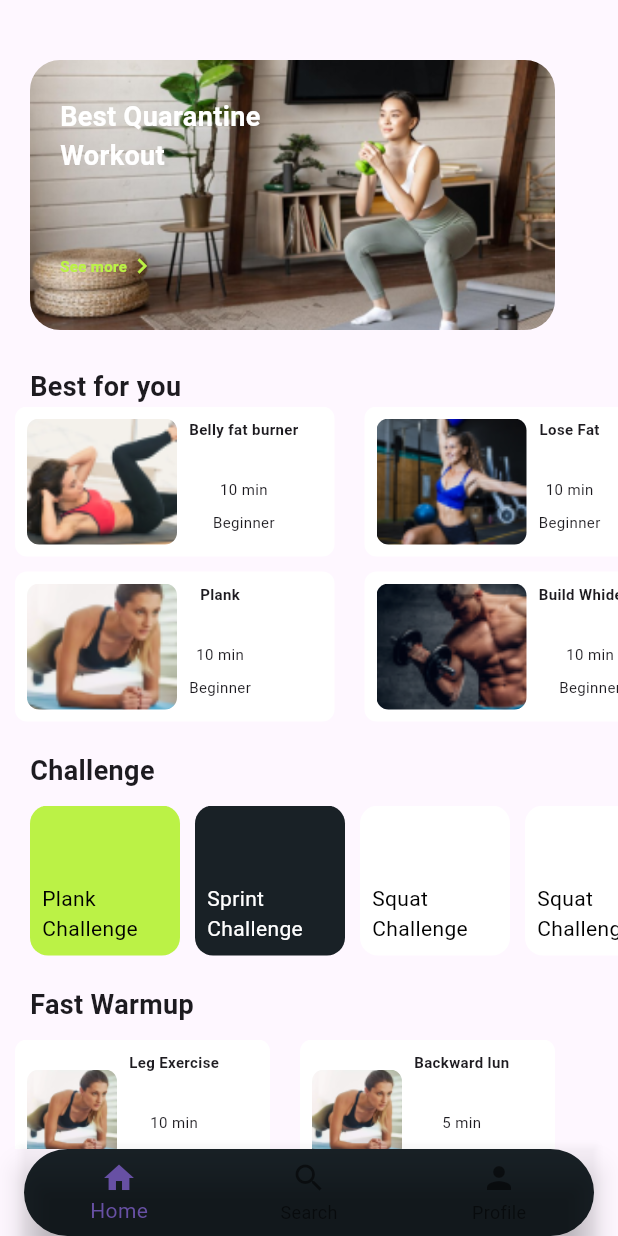
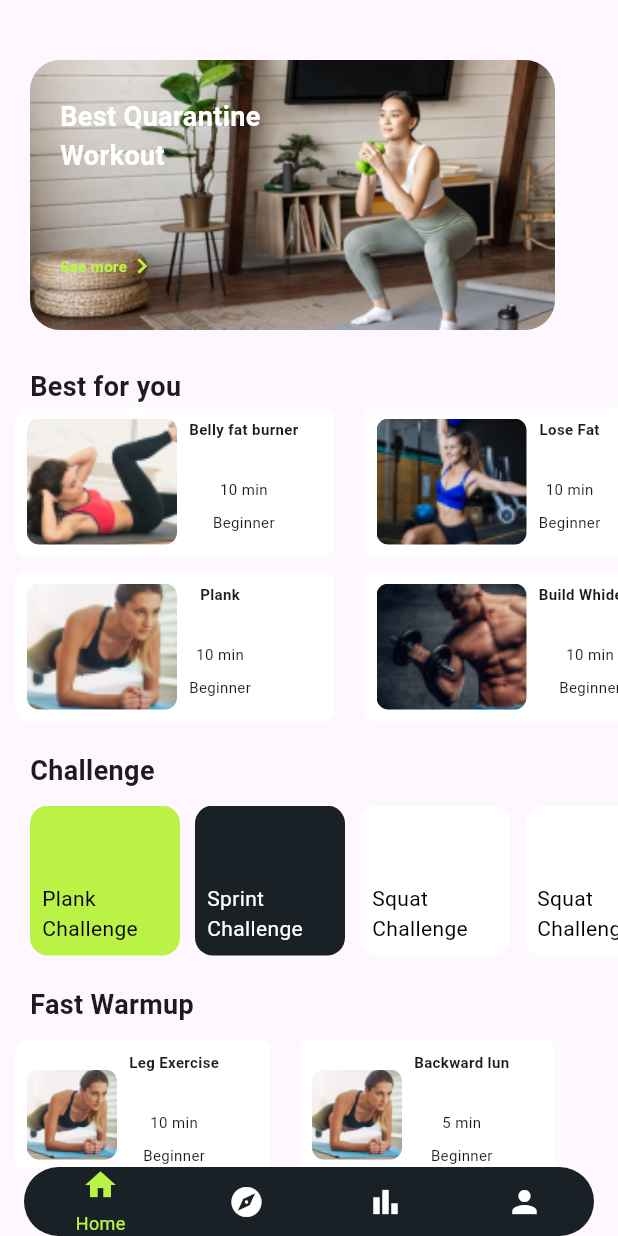
Before and after one commit to soumiguria/Flutter_Assignment, a Flutter app: the screen it shows after launch, on a phone screen of 412 x 824 dp. Run offline on Flutter 3.47's test engine with Material 3 defaults, Android fonts, the phone set to English and light mode, and no system bars.

Commit message:
Navbar updated

```diff
--- a/lib/fast_warmup.dart
+++ b/lib/fast_warmup.dart
@@ -30,9 +30,9 @@ class FastWarmup extends StatelessWidget {
             ClipRRect(
               borderRadius: BorderRadius.circular(8.0),
               child: Container(
-                width: 60, // Adjust the width of the image container as needed
+                width: 60,
                 height:
-                    60, // Adjust the height of the image container as needed
+                    60,
                 child: Image.asset(
                   image,
                   fit: BoxFit.cover,
--- /dev/null
+++ b/lib/navbar.dart
@@ -0,0 +1,89 @@
+import 'package:flutter/material.dart';
+
+class CustomNavBar extends StatefulWidget {
+  const CustomNavBar({Key? key}) : super(key: key);
+
+  @override
+  _CustomNavBarState createState() => _CustomNavBarState();
+}
+
+class _CustomNavBarState extends State<CustomNavBar> {
+  int selectedIndex = 0;
+
+  @override
+  Widget build(BuildContext context) {
+    return Positioned(
+      bottom: 0,
+      left: 0,
+      right: 0,
+      child: Container(
+        width: 380,
+        decoration: BoxDecoration(
+          color: Color(0xFF192126),
+          borderRadius: BorderRadius.all(Radius.circular(40.0)),
+        ),
+        child: Row(
+          mainAxisAlignment: MainAxisAlignment.spaceAround,
+          children: List.generate(4, (index) {
+            bool isSelected = index == selectedIndex;
+            return GestureDetector(
+              onTap: () {
+                setState(() {
+                  selectedIndex = index;
+                });
+              },
+              child: Column(
+                mainAxisSize: MainAxisSize.min,
+                children: [
+                  Icon(
+                    _getIconForIndex(index),
+                    color: isSelected ? Color(0xFFBBF246) : Colors.white,
+                  ),
+                  SizedBox(height: isSelected ? 5 : 0),
+                  if (isSelected)
+                    Text(
+                      _getLabelForIndex(index),
+                      style: TextStyle(
+                        color: Color(0xFFBBF246),
+                        fontSize: 12,
+                      ),
+                    ),
+                ],
+              ),
+            );
+          }),
+        ),
+      ),
+    );
+  }
+
+  IconData _getIconForIndex(int index) {
+    switch (index) {
+      case 0:
+        return Icons.home;
+      case 1:
+        return Icons.explore;
+      case 2:
+        return Icons.bar_chart;
+      case 3:
+        return Icons.person;
+      default:
+        return Icons.home;
+    }
+  }
+
+  String _getLabelForIndex(int index) {
+    switch (index) {
+      case 0:
+        return 'Home';
+      case 1:
+        return 'Explore';
+      case 2:
+        return 'Statistics';
+      case 3:
+        return 'Profile';
+      default:
+        return '';
+    }
+  }
+}
--- a/lib/workout.dart
+++ b/lib/workout.dart
@@ -1,6 +1,7 @@
 import 'package:flutter/material.dart';
 import 'package:pyramid_developers/best_for_you.dart';
 import 'package:pyramid_developers/fast_warmup.dart';
+import 'package:pyramid_developers/navbar.dart';
 
 class Workout extends StatelessWidget {
   const Workout({super.key});
@@ -302,66 +303,7 @@ class Workout extends StatelessWidget {
                 ),
               ),
             ),
-            // Positioned(
-            //   bottom: 0,
-            //   left: 0,
-            //   right: 0,
-            //   child: BottomNavigationBar(
-            //     items: const [
-            //       BottomNavigationBarItem(
-            //         icon: Icon(Icons.home_filled),
-            //         label: 'Home',
-            //       ),
-            //       BottomNavigationBarItem(
-            //         icon: Icon(Icons.explore),
-            //         label: 'Explore',
-            //       ),
-            //       BottomNavigationBarItem(
-            //         icon: Icon(Icons.graphic_eq_outlined),
-            //         label: 'Statistics',
-            //       ),
-            //       BottomNavigationBarItem(
-            //         icon: Icon(Icons.person),
-            //         label: 'Profile',
-            //       ),
-            //     ],
-            //   ),
-            // ),
-
-            Positioned(
-              bottom: 0,
-              left: 0,
-              right: 0,
-              child: Container(
-                width: 380,
-                decoration: BoxDecoration(
-                  color: Color(0xFF192126),
-                  borderRadius: BorderRadius.all(Radius.circular(40.0)),
-                ),
-                child: BottomNavigationBar(
-                  backgroundColor: Colors.transparent,
-                  items: const [
-                    BottomNavigationBarItem(
-                      icon: Icon(Icons.home),
-                      label: 'Home',
-                    ),
-                    BottomNavigationBarItem(
-                      icon: Icon(Icons.search),
-                      label: 'Search',
-                    ),
-                    BottomNavigationBarItem(
-                      icon: Icon(Icons.person),
-                      label: 'Profile',
-                    ),
-                    // BottomNavigationBarItem(
-                    //   icon: Icon(Icons.add), // Additional icon
-                    //   label: 'Add',
-                    // ),
-                  ],
-                ),
-              ),
-            ),
-
+            CustomNavBar()
           ],
         ),
       ),
```
